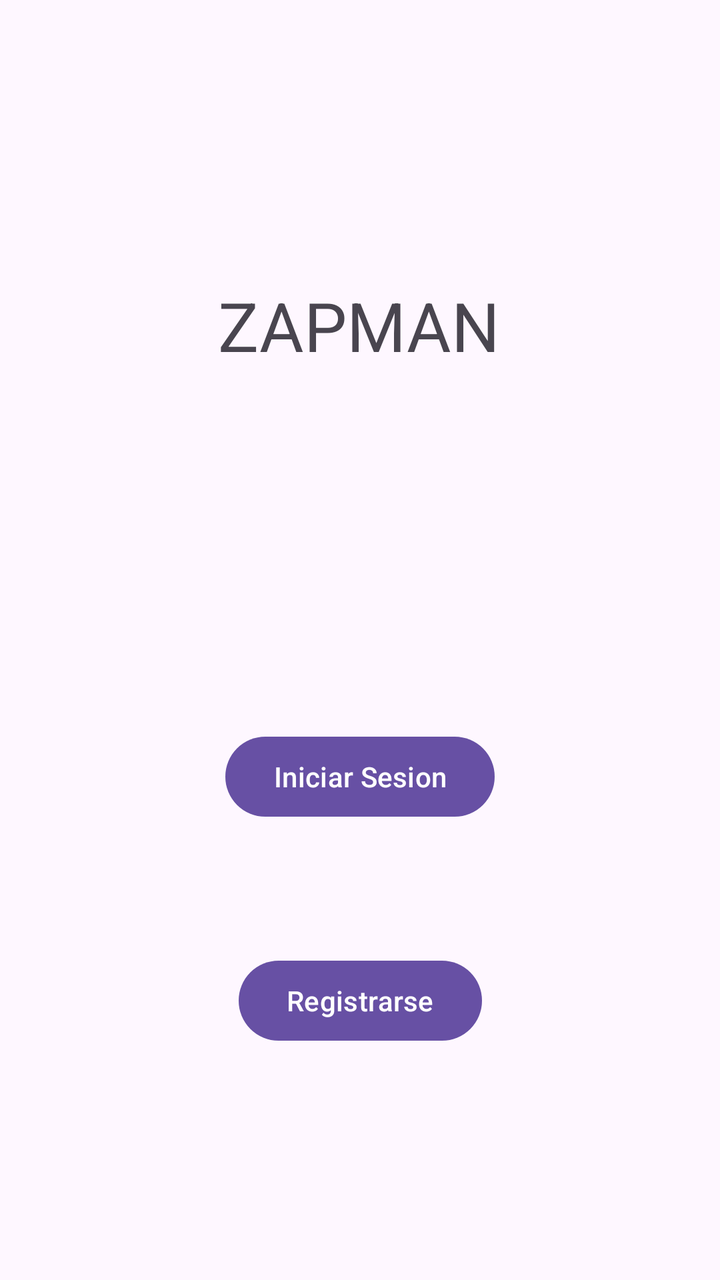
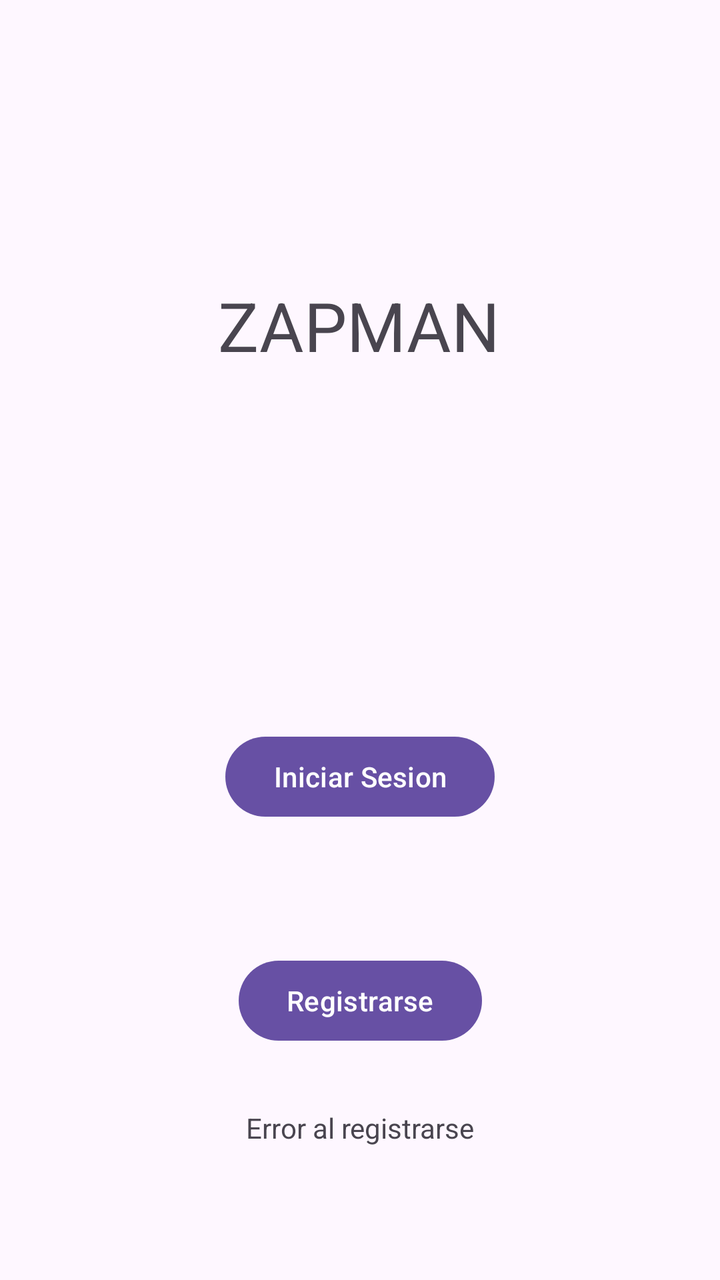

Two renders of the same Android screen: before a commit and after it. Below are the layout's source before the change and the commit's diff.
<!-- AndroidManifest.xml: application theme Theme.PruebaTarea -->
<!-- res/layout/fragment_pantalla_principal.xml -->
<?xml version="1.0" encoding="utf-8"?>
<androidx.constraintlayout.widget.ConstraintLayout xmlns:android="http://schemas.android.com/apk/res/android"
    xmlns:app="http://schemas.android.com/apk/res-auto"
    xmlns:tools="http://schemas.android.com/tools"
    android:id="@+id/fragmentPantallaPrincipal"
    android:layout_width="match_parent"
    android:layout_height="match_parent"
    tools:context=".MainActivity"
    >


    <TextView
        android:id="@+id/Zapman"
        android:layout_width="wrap_content"
        android:layout_height="wrap_content"
        android:layout_marginTop="140dp"
        android:text="@string/zapman"
        android:textSize="34sp"
        app:layout_constraintEnd_toEndOf="parent"
        app:layout_constraintHorizontal_bias="0.498"
        app:layout_constraintStart_toStartOf="parent"
        app:layout_constraintTop_toTopOf="parent" />

    <Button
        android:id="@+id/InSe"
        android:layout_width="wrap_content"
        android:layout_height="wrap_content"
        android:layout_marginTop="179dp"
        android:text="@string/iniciar_sesion"
        app:layout_constraintEnd_toEndOf="parent"
        app:layout_constraintStart_toStartOf="parent"

        app:layout_constraintTop_toBottomOf="@+id/Zapman" />

    <Button
        android:id="@+id/Reg"
        android:layout_width="wrap_content"
        android:layout_height="wrap_content"
        android:layout_marginTop="64dp"
        android:text="@string/registrarse"
        app:layout_constraintEnd_toEndOf="parent"
        app:layout_constraintStart_toStartOf="parent"
        app:layout_constraintTop_toBottomOf="@+id/InSe" />

</androidx.constraintlayout.widget.ConstraintLayout>
<!-- resources referenced by this layout -->
<resources>
  <string name="iniciar_sesion">Iniciar Sesion</string>
  <string name="registrarse">Registrarse</string>
  <string name="zapman">ZAPMAN</string>
  <style name="Theme.PruebaTarea" parent="Base.Theme.PruebaTarea" />
  <style name="Base.Theme.PruebaTarea" parent="Theme.Material3.DayNight.NoActionBar">
          
          
      </style>
</resources>

<!-- the commit's change to res/layout/fragment_pantalla_principal.xml (unified diff, before → after) -->
@@ -42,4 +42,16 @@
         app:layout_constraintStart_toStartOf="parent"
         app:layout_constraintTop_toBottomOf="@+id/InSe" />
 
+    <TextView
+        android:id="@+id/LinkError"
+        android:layout_width="wrap_content"
+        android:layout_height="wrap_content"
+        android:layout_marginTop="30dp"
+        android:clickable="true"
+        android:focusable="true"
+        android:text="@string/error_al_registrarse"
+        app:layout_constraintEnd_toEndOf="parent"
+        app:layout_constraintStart_toStartOf="parent"
+        app:layout_constraintTop_toBottomOf="@+id/Reg" />
+
 </androidx.constraintlayout.widget.ConstraintLayout>
<!-- resource entries referenced after the edit -->
@@ -1,5 +1,6 @@
 <!-- resources referenced by this layout -->
 <resources>
+  <string name="error_al_registrarse">Error al registrarse</string>
   <string name="iniciar_sesion">Iniciar Sesion</string>
   <string name="registrarse">Registrarse</string>
   <string name="zapman">ZAPMAN</string>
